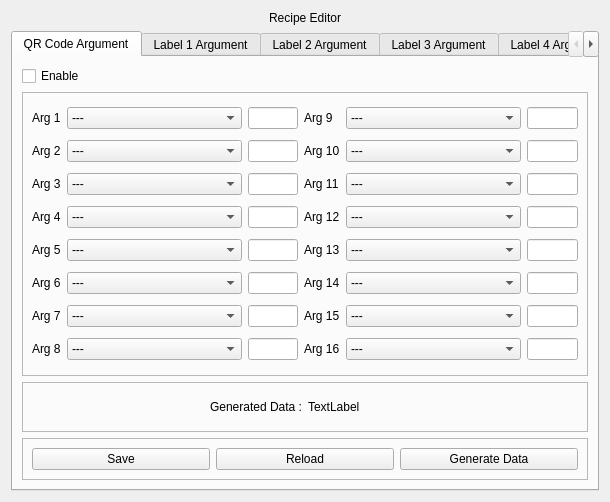
listpplo/Mahle-Barcode-Standardization, file UI/SubRecipeWindow.ui: the form before one commit.
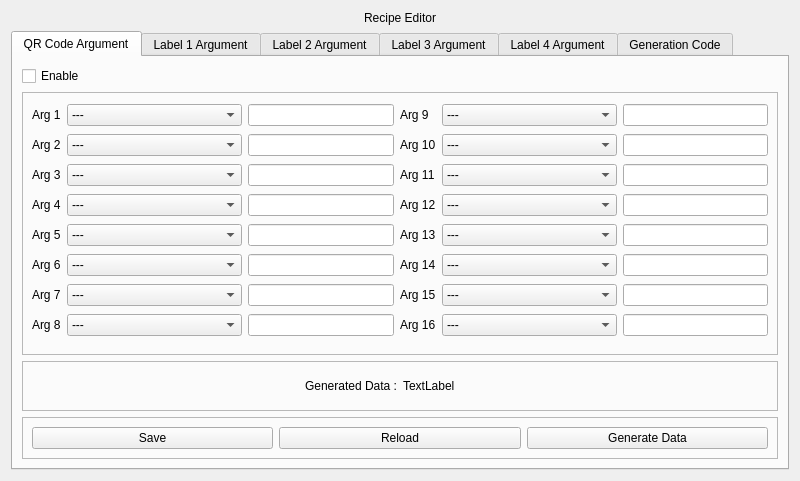
The form after the commit. The open tabs and pages were chosen to show the change.

```diff
--- a/UI/SubRecipeWindow.ui
+++ b/UI/SubRecipeWindow.ui
@@ -9,8 +9,8 @@
    <rect>
     <x>0</x>
     <y>0</y>
-    <width>610</width>
-    <height>502</height>
+    <width>800</width>
+    <height>472</height>
    </rect>
   </property>
   <property name="windowTitle">
```
Left out of the diff: 2 changed lines with no effect on the pictures.
